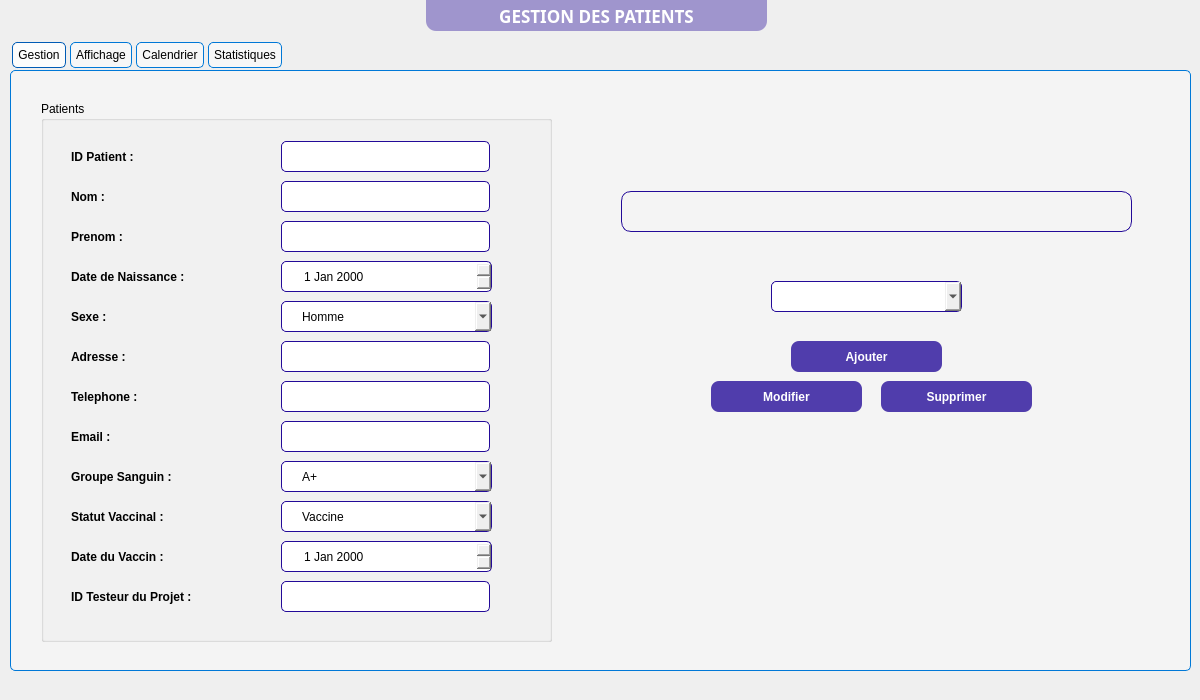
This is mainwindow.ui in ProjetCPP-S2-2A15/projetcpp2a15-vaccicare as Qt 5 draws it before an edit. The edited form follows.
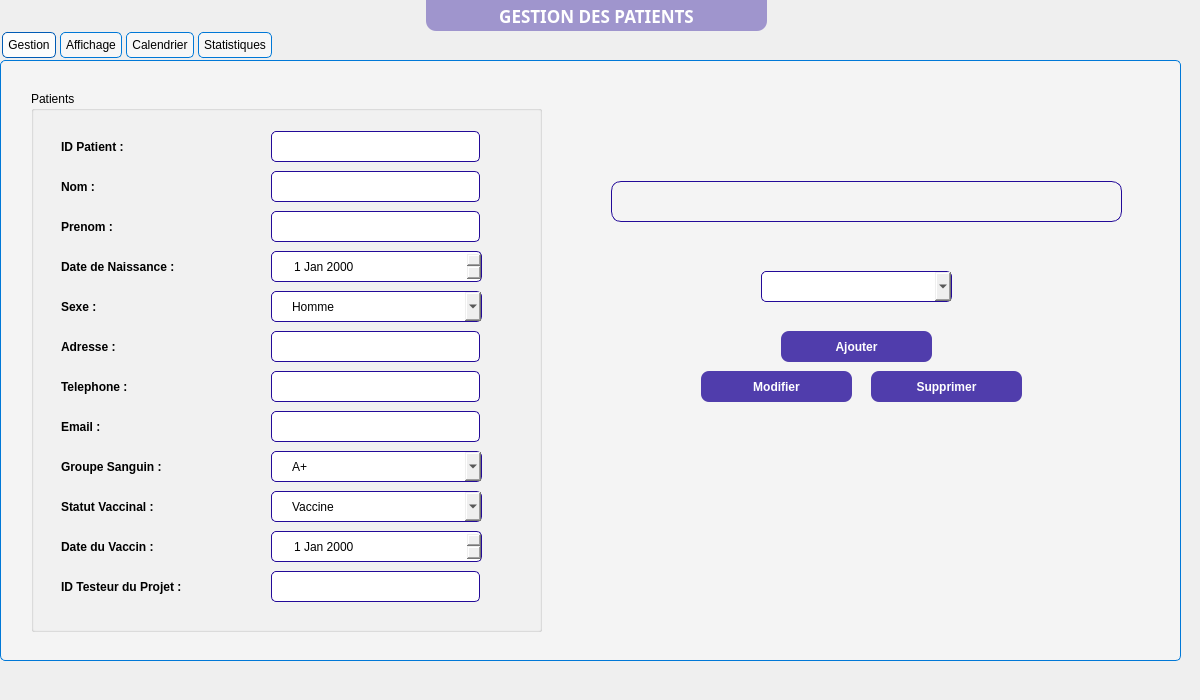
This is the edited form. The open tabs and pages were chosen to show the change. Icons and pictures are not drawn.

The edit to the form file:
```diff
--- a/mainwindow.ui
+++ b/mainwindow.ui
@@ -36,8 +36,8 @@
    <widget class="QTabWidget" name="tabWidget">
     <property name="geometry">
      <rect>
-      <x>10</x>
-      <y>40</y>
+      <x>0</x>
+      <y>30</y>
       <width>1181</width>
       <height>631</height>
      </rect>
@@ -131,7 +131,6 @@
        <property name="font">
         <font>
          <pointsize>9</pointsize>
-         <weight>75</weight>
          <bold>true</bold>
         </font>
        </property>
@@ -151,7 +150,6 @@
        <property name="font">
         <font>
          <pointsize>9</pointsize>
-         <weight>75</weight>
          <bold>true</bold>
         </font>
        </property>
@@ -212,7 +210,6 @@
        <property name="font">
         <font>
          <pointsize>9</pointsize>
-         <weight>75</weight>
          <bold>true</bold>
         </font>
        </property>
@@ -251,7 +248,6 @@
        <property name="font">
         <font>
          <pointsize>9</pointsize>
-         <weight>75</weight>
          <bold>true</bold>
         </font>
        </property>
@@ -271,7 +267,6 @@
        <property name="font">
         <font>
          <pointsize>9</pointsize>
-         <weight>75</weight>
          <bold>true</bold>
         </font>
        </property>
@@ -291,7 +286,6 @@
        <property name="font">
         <font>
          <pointsize>9</pointsize>
-         <weight>75</weight>
          <bold>true</bold>
         </font>
        </property>
@@ -330,7 +324,6 @@
        <property name="font">
         <font>
          <pointsize>9</pointsize>
-         <weight>75</weight>
          <bold>true</bold>
         </font>
        </property>
@@ -350,7 +343,6 @@
        <property name="font">
         <font>
          <pointsize>9</pointsize>
-         <weight>75</weight>
          <bold>true</bold>
         </font>
        </property>
@@ -389,7 +381,6 @@
        <property name="font">
         <font>
          <pointsize>9</pointsize>
-         <weight>75</weight>
          <bold>true</bold>
         </font>
        </property>
@@ -409,7 +400,6 @@
        <property name="font">
         <font>
          <pointsize>9</pointsize>
-         <weight>75</weight>
          <bold>true</bold>
         </font>
        </property>
@@ -429,7 +419,6 @@
        <property name="font">
         <font>
          <pointsize>9</pointsize>
-         <weight>75</weight>
          <bold>true</bold>
         </font>
        </property>
@@ -449,7 +438,6 @@
        <property name="font">
         <font>
          <pointsize>9</pointsize>
-         <weight>75</weight>
          <bold>true</bold>
         </font>
        </property>
@@ -698,7 +686,6 @@
       </property>
       <property name="font">
        <font>
-        <weight>75</weight>
         <bold>true</bold>
        </font>
       </property>
@@ -727,7 +714,6 @@
       </property>
       <property name="font">
        <font>
-        <weight>75</weight>
         <bold>true</bold>
        </font>
       </property>
@@ -756,7 +742,6 @@
       </property>
       <property name="font">
        <font>
-        <weight>75</weight>
         <bold>true</bold>
        </font>
       </property>
```
Left out of the diff: 20 changed lines with no effect on the pictures.
